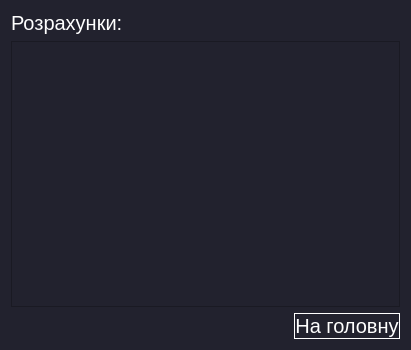
Before: the Qt Designer form resultViushka.ui in NonExistentUsername/proctica, drawn with Qt 5.
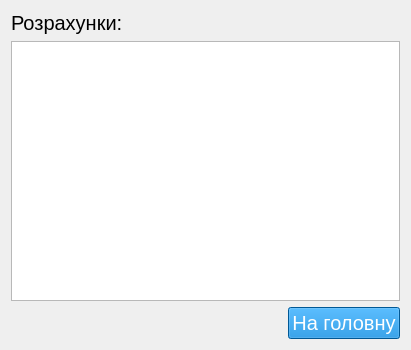
After: the same form once the commit is applied.

Commit message: update ui , new colors, new icons

Patch:
```diff
--- a/resultViushka.ui
+++ b/resultViushka.ui
@@ -28,8 +28,7 @@
    <string>Form</string>
   </property>
   <property name="styleSheet">
-   <string notr="true">background:#22222e;
-</string>
+   <string notr="true"/>
   </property>
   <layout class="QVBoxLayout" name="verticalLayout">
    <item>
@@ -40,7 +39,7 @@
       </font>
      </property>
      <property name="styleSheet">
-      <string notr="true">color:white;</string>
+      <string notr="true">color:black;</string>
      </property>
      <property name="text">
       <string>Розрахунки:</string>
@@ -94,9 +93,8 @@
        </property>
        <property name="styleSheet">
         <string notr="true">color: white;
-background:#22222e;
-border:1px solid white;
-border-radius:30;</string>
+background:#007bd1;
+</string>
        </property>
        <property name="text">
         <string>На головну</string>
```
The commit also changes 20 other files.
